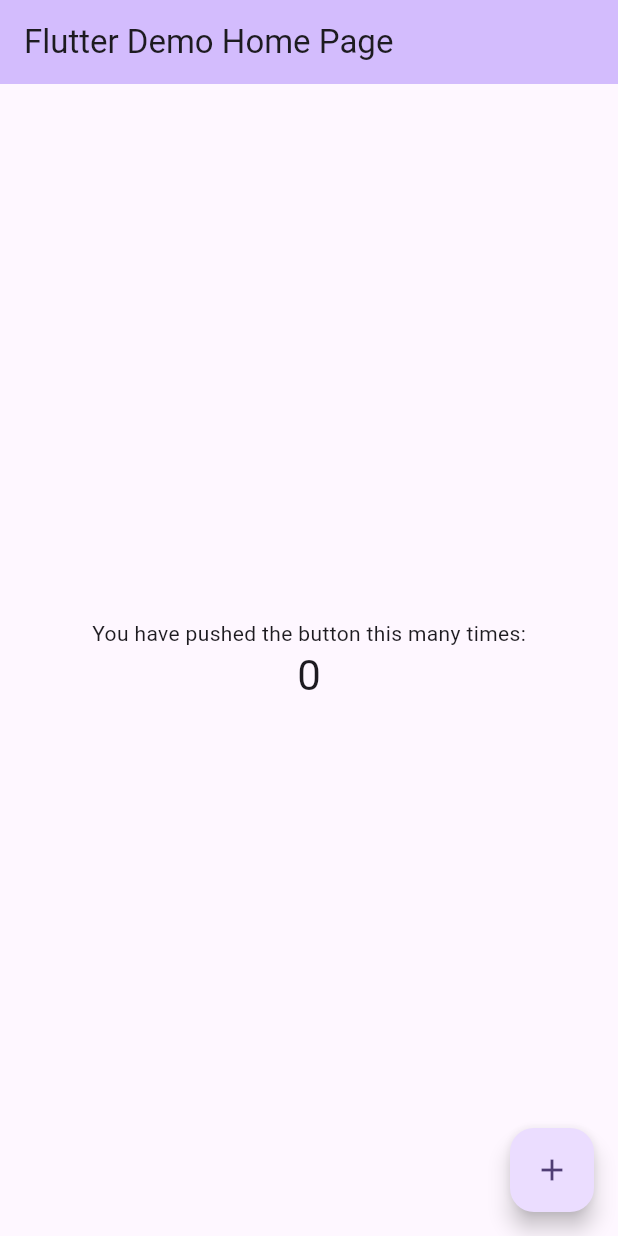
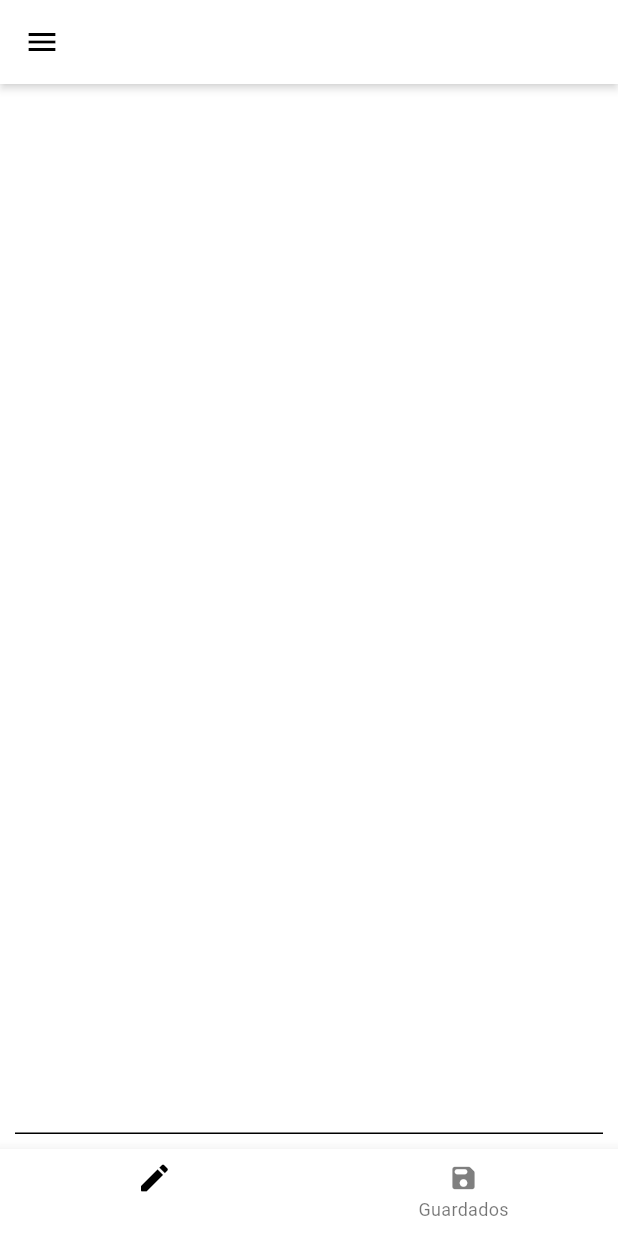
Before and after one commit to FrancoTerranovaJob/text-edditer, a Flutter app: the screen it shows after launch, on a phone screen of 412 x 824 dp. Run offline on Flutter 3.47's test engine with Material 3 defaults, Android fonts, the phone set to English and light mode, and no system bars.

```diff
--- /dev/null
+++ b/lib/application/navigation/app_navigator.dart
@@ -0,0 +1,20 @@
+import 'package:flutter/cupertino.dart';
+import 'package:flutter/material.dart';
+
+class AppNavigator {
+  static Future<dynamic> pushReplace(
+      {required Widget page,
+      required BuildContext context,
+      Function(Object? value)? then}) async {
+    Navigator.pushReplacement(
+      context,
+      MaterialPageRoute(
+        builder: (BuildContext context) => page,
+      ),
+    ).then((value) {
+      if (then != null) {
+        then(value);
+      }
+    });
+  }
+}
--- /dev/null
+++ b/lib/application/theme/app_theme.dart
@@ -0,0 +1,50 @@
+import 'package:flutter/material.dart';
+
+class AppTheme {
+  static ThemeData lightTheme(BuildContext context) {
+    return ThemeData(
+      useMaterial3: true,
+      appBarTheme: AppBarTheme(
+        surfaceTintColor: Colors.white,
+        elevation: 2,
+        shadowColor: Colors.white,
+        backgroundColor: Colors.white,
+
+      ),
+      colorScheme: _lightColorScheme(context),
+      textTheme: _textTheme(context),
+    );
+  }
+
+  static ThemeData darkTheme(BuildContext context) {
+    return ThemeData(
+      useMaterial3: true,
+      appBarTheme: AppBarTheme(
+        backgroundColor: Colors.black,
+        surfaceTintColor: Colors.black,
+        shadowColor: Colors.white.withOpacity(0.1),
+        elevation: 2,
+      ),
+      colorScheme: _darkColorScheme(context),
+      textTheme: _textTheme(context),
+    );
+  }
+
+  static ColorScheme _lightColorScheme(BuildContext context) {
+    return const ColorScheme.light().copyWith(
+      primary: Colors.white,
+      secondary: Colors.black,
+    );
+  }
+
+  static ColorScheme _darkColorScheme(BuildContext context) {
+    return const ColorScheme.dark().copyWith(
+      primary: Colors.black,
+      secondary: Colors.white,
+    );
+  }
+
+  static TextTheme _textTheme(BuildContext context) {
+    return TextTheme();
+  }
+}
--- /dev/null
+++ b/lib/core/widgets/bottom_navigator.dart
@@ -0,0 +1,49 @@
+import 'package:flutter/material.dart';
+import 'package:text_edditer/application/navigation/app_navigator.dart';
+import 'package:text_edditer/feature/editing/editing_page.dart';
+import 'package:text_edditer/feature/saved_documents/saved_documents.dart';
+
+class BottomNavigator extends StatelessWidget {
+  final int _index;
+
+  const BottomNavigator({
+    super.key,
+    required int index,
+  }) : _index = index;
+
+  @override
+  Widget build(BuildContext context) {
+    return BottomNavigationBar(
+        backgroundColor: Theme.of(context).colorScheme.primary,
+        iconSize: 20,
+        currentIndex: _index,
+        selectedIconTheme: IconThemeData(
+          color: Theme.of(context).colorScheme.secondary,
+        ),
+        unselectedIconTheme: IconThemeData(
+          color: Theme.of(context).colorScheme.secondary.withOpacity(0.5),
+        ),
+        onTap: (index) {
+          switch (index) {
+            case 0:
+              AppNavigator.pushReplace(
+                  page: const EditingPage(), context: context);
+            case 1:
+              AppNavigator.pushReplace(
+                  page: const SavedDocuments(), context: context);
+          }
+        },
+        items: const [
+          BottomNavigationBarItem(
+            label: 'Editar',
+              activeIcon: Icon(
+                Icons.edit_rounded,
+                size: 24,
+              ),
+              icon: Icon(
+            Icons.edit_rounded,
+          )),
+          BottomNavigationBarItem(label: 'Guardados', icon: Icon(Icons.save_rounded),activeIcon: Icon(Icons.save_rounded,size: 24,)),
+        ]);
+  }
+}
--- /dev/null
+++ b/lib/core/widgets/edditer_base_widget.dart
@@ -0,0 +1,26 @@
+import 'package:flutter/material.dart';
+import 'package:text_edditer/core/widgets/bottom_navigator.dart';
+
+class EdditerBaseWidget extends StatelessWidget {
+  final Widget _child;
+  final int _selectedIndex;
+
+  const EdditerBaseWidget(
+      {super.key, required Widget child, required int selectedIndex})
+      : _child = child,
+        _selectedIndex = selectedIndex;
+
+  @override
+  Widget build(BuildContext context) {
+    return Scaffold(
+      bottomNavigationBar: BottomNavigator(
+         index: _selectedIndex,
+      ),
+      drawer: Drawer(),
+      appBar: AppBar(),
+      body: SafeArea(
+        child: _child,
+      ),
+    );
+  }
+}
--- /dev/null
+++ b/lib/core/widgets/paper_card.dart
@@ -0,0 +1,20 @@
+import 'package:flutter/material.dart';
+
+class PaperCard extends StatelessWidget {
+  final Widget _child;
+
+  const PaperCard({super.key, required Widget child}) : _child = child;
+
+  @override
+  Widget build(BuildContext context) {
+    return Card(
+      margin: EdgeInsets.zero,
+      shape: LinearBorder.none,
+
+      child: Padding(
+        padding: const EdgeInsets.all(10),
+        child: _child,
+      ),
+    );
+  }
+}
--- /dev/null
+++ b/lib/feature/editing/editing_page.dart
@@ -0,0 +1,20 @@
+import 'package:flutter/material.dart';
+import 'package:text_edditer/core/widgets/edditer_base_widget.dart';
+import 'package:text_edditer/core/widgets/paper_card.dart';
+
+class EditingPage extends StatelessWidget {
+  const EditingPage({super.key});
+
+  @override
+  Widget build(BuildContext context) {
+    return EdditerBaseWidget(
+        selectedIndex: 0,
+        child: PaperCard(
+          child: TextField(
+            maxLines: 400,
+            minLines: 400,
+            cursorColor: Theme.of(context).colorScheme.secondary,
+          ),
+        ));
+  }
+}
--- a/lib/main.dart
+++ b/lib/main.dart
@@ -1,4 +1,6 @@
 import 'package:flutter/material.dart';
+import 'package:text_edditer/application/theme/app_theme.dart';
+import 'package:text_edditer/feature/editing/editing_page.dart';
 
 void main() {
   runApp(const MyApp());
@@ -7,119 +9,16 @@ void main() {
 class MyApp extends StatelessWidget {
   const MyApp({super.key});
 
-  // This widget is the root of your application.
+
   @override
   Widget build(BuildContext context) {
     return MaterialApp(
       title: 'Flutter Demo',
-      theme: ThemeData(
-        // This is the theme of your application.
-        //
-        // TRY THIS: Try running your application with "flutter run". You'll see
-        // the application has a purple toolbar. Then, without quitting the app,
-        // try changing the seedColor in the colorScheme below to Colors.green
-        // and then invoke "hot reload" (save your changes or press the "hot
-        // reload" button in a Flutter-supported IDE, or press "r" if you used
-        // the command line to start the app).
-        //
-        // Notice that the counter didn't reset back to zero; the application
-        // state is not lost during the reload. To reset the state, use hot
-        // restart instead.
-        //
-        // This works for code too, not just values: Most code changes can be
-        // tested with just a hot reload.
-        colorScheme: ColorScheme.fromSeed(seedColor: Colors.deepPurple),
-        useMaterial3: true,
-      ),
-      home: const MyHomePage(title: 'Flutter Demo Home Page'),
+      debugShowCheckedModeBanner: false,
+      themeMode: ThemeMode.system,
+      theme: AppTheme.lightTheme(context),
+      darkTheme: AppTheme.darkTheme(context),
+      home: const EditingPage(),
     );
   }
 }
-
-class MyHomePage extends StatefulWidget {
-  const MyHomePage({super.key, required this.title});
-
-  // This widget is the home page of your application. It is stateful, meaning
-  // that it has a State object (defined below) that contains fields that affect
-  // how it looks.
-
-  // This class is the configuration for the state. It holds the values (in this
-  // case the title) provided by the parent (in this case the App widget) and
-  // used by the build method of the State. Fields in a Widget subclass are
-  // always marked "final".
-
-  final String title;
-
-  @override
-  State<MyHomePage> createState() => _MyHomePageState();
-}
-
-class _MyHomePageState extends State<MyHomePage> {
-  int _counter = 0;
-
-  void _incrementCounter() {
-    setState(() {
-      // This call to setState tells the Flutter framework that something has
-      // changed in this State, which causes it to rerun the build method below
-      // so that the display can reflect the updated values. If we changed
-      // _counter without calling setState(), then the build method would not be
-      // called again, and so nothing would appear to happen.
-      _counter++;
-    });
-  }
-
-  @override
-  Widget build(BuildContext context) {
-    // This method is rerun every time setState is called, for instance as done
-    // by the _incrementCounter method above.
-    //
-    // The Flutter framework has been optimized to make rerunning build methods
-    // fast, so that you can just rebuild anything that needs updating rather
-    // than having to individually change instances of widgets.
-    return Scaffold(
-      appBar: AppBar(
-        // TRY THIS: Try changing the color here to a specific color (to
-        // Colors.amber, perhaps?) and trigger a hot reload to see the AppBar
-        // change color while the other colors stay the same.
-        backgroundColor: Theme.of(context).colorScheme.inversePrimary,
-        // Here we take the value from the MyHomePage object that was created by
-        // the App.build method, and use it to set our appbar title.
-        title: Text(widget.title),
-      ),
-      body: Center(
-        // Center is a layout widget. It takes a single child and positions it
-        // in the middle of the parent.
-        child: Column(
-          // Column is also a layout widget. It takes a list of children and
-          // arranges them vertically. By default, it sizes itself to fit its
-          // children horizontally, and tries to be as tall as its parent.
-          //
-          // Column has various properties to control how it sizes itself and
-          // how it positions its children. Here we use mainAxisAlignment to
-          // center the children vertically; the main axis here is the vertical
-          // axis because Columns are vertical (the cross axis would be
-          // horizontal).
-          //
-          // TRY THIS: Invoke "debug painting" (choose the "Toggle Debug Paint"
-          // action in the IDE, or press "p" in the console), to see the
-          // wireframe for each widget.
-          mainAxisAlignment: MainAxisAlignment.center,
-          children: <Widget>[
-            const Text(
-              'You have pushed the button this many times:',
-            ),
-            Text(
-              '$_counter',
-              style: Theme.of(context).textTheme.headlineMedium,
-            ),
-          ],
-        ),
-      ),
-      floatingActionButton: FloatingActionButton(
-        onPressed: _incrementCounter,
-        tooltip: 'Increment',
-        child: const Icon(Icons.add),
-      ), // This trailing comma makes auto-formatting nicer for build methods.
-    );
-  }
-}
--- a/pubspec.yaml
+++ b/pubspec.yaml
@@ -30,7 +30,7 @@ environment:
 dependencies:
   flutter:
     sdk: flutter
-
+  flutter_bloc: ^8.1.6
 
   # The following adds the Cupertino Icons font to your application.
   # Use with the CupertinoIcons class for iOS style icons.
```
Also changed, not shown: lib/core/implementations/text_edditer_core/edditer_decoder.dart (added, +18 -0 lines), lib/core/implementations/text_edditer_core/edditer_monitor.dart (added, +28 -0 lines), lib/core/implementations/text_edditer_core/text_edditer_controller.dart (added, +14 -0 lines), lib/feature/saved_documents/saved_documents.dart (added, +13 -0 lines), lib/application/di/di_implementation.dart (added).
